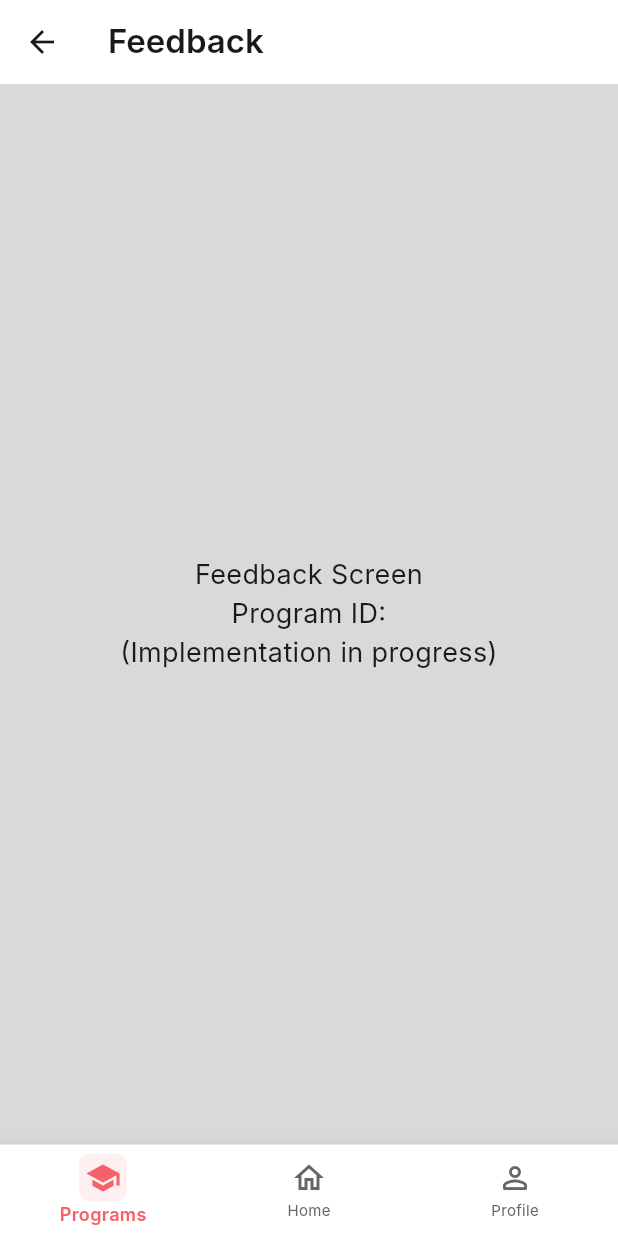
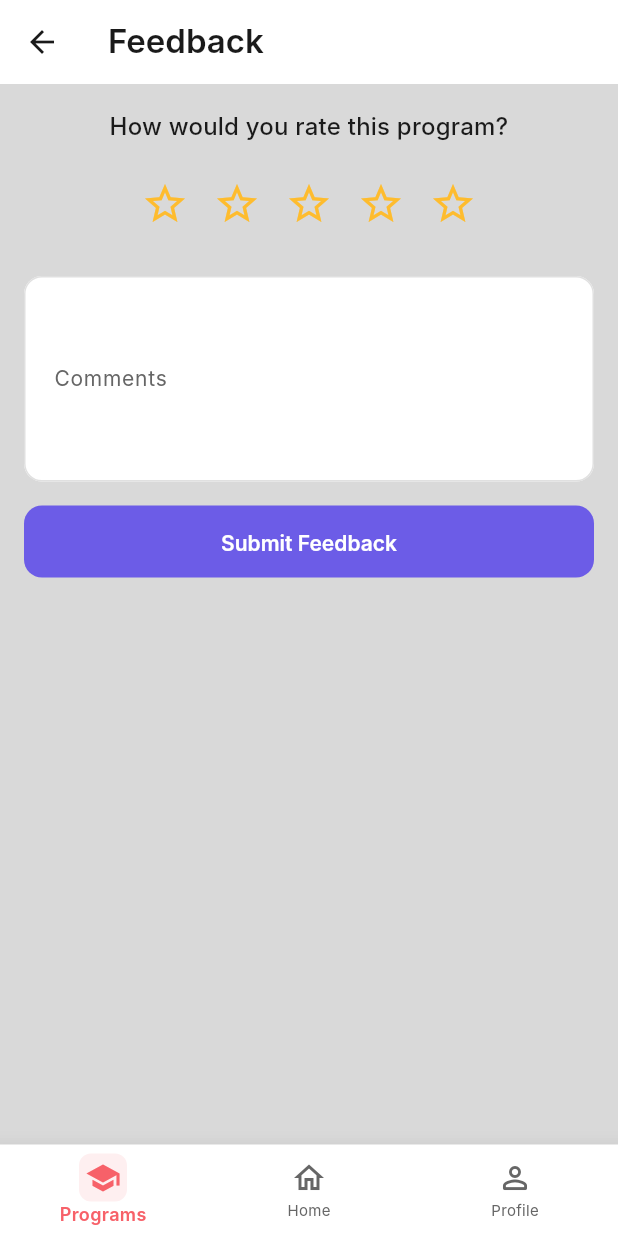
Before and after one commit to Group-49-MAD-0610/Excelerate_Hub, a Flutter app: the FeedbackScreen screen opened by its route, on a phone screen of 412 x 824 dp. Run offline on Flutter 3.47's test engine with Material 3 defaults, Android fonts, the phone set to English and light mode, and no system bars; our stand-ins replace shared_preferences; accounts and stored records are empty; Roboto replaces fonts that are missing (Inter).

Commit message:
feat(feedback): implement functional feedback form UI

```diff
--- a/lib/main.dart
+++ b/lib/main.dart
@@ -1,3 +1,4 @@
+import 'package:excelerate/controllers/feedback_controller.dart';
 import 'package:excelerate/controllers/home_controller.dart';
 import 'package:flutter/material.dart';
 import 'package:provider/provider.dart';
@@ -28,6 +29,7 @@ class ExcelerateApp extends StatelessWidget {
   Widget build(BuildContext context) {
     return MultiProvider(
       providers: [
+        ChangeNotifierProvider(create: (_) => FeedbackController()),
         ChangeNotifierProvider(create: (_) => HomeController()),
         ChangeNotifierProvider(
           create: (_) => AuthController(
--- a/lib/views/screens/feedback/feedback_screen.dart
+++ b/lib/views/screens/feedback/feedback_screen.dart
@@ -1,45 +1,176 @@
+import 'package:excelerate/core/constants/theme_constants.dart';
+import 'package:excelerate/controllers/feedback_controller.dart';
+import 'package:excelerate/views/widgets/common/custom_button.dart';
+import 'package:excelerate/views/widgets/common/custom_text_field.dart';
 import 'package:flutter/material.dart';
-import '../../../core/constants/theme_constants.dart';
+import 'package:provider/provider.dart';
 import '../../../core/routes/app_routes.dart';
 import '../../widgets/common/app_bottom_navigation.dart';
 
-/// Feedback screen for program feedback and reviews
-///
-/// This screen allows users to provide feedback and reviews for programs
-/// while maintaining consistent navigation across the application.
-class FeedbackScreen extends StatelessWidget {
+/// Screen for users to submit feedback (rating and comments) for a program.
+class FeedbackScreen extends StatefulWidget {
+  /// The ID of the program this feedback is for. Needs to be passed in.
   final String programId;
 
   const FeedbackScreen({super.key, required this.programId});
 
+  static const String routeName = '/feedback'; // Route name from AppRoutes
+
+  @override
+  State<FeedbackScreen> createState() => _FeedbackScreenState();
+}
+
+class _FeedbackScreenState extends State<FeedbackScreen> {
+  // Need a form key for validation.
+  final _formKey = GlobalKey<FormState>();
+
+  @override
+  void initState() {
+    super.initState();
+    // Need to initialize the controller after the first frame.
+    WidgetsBinding.instance.addPostFrameCallback((_) {
+      // Pass the programId to the controller so it knows what we're reviewing.
+      Provider.of<FeedbackController>(
+        context,
+        listen: false,
+      ).initialize(widget.programId);
+    });
+  }
+
   @override
   Widget build(BuildContext context) {
+    // Using Consumer so the UI updates when controller state changes (like errors or loading).
+    return Consumer<FeedbackController>(
+      builder: (context, controller, child) {
         return Scaffold(
+          // Use the existing AppBar setup.
           backgroundColor: ThemeConstants.appBackgroundColor,
           appBar: AppBar(
             title: const Text('Feedback'),
             backgroundColor: ThemeConstants.surfaceColor,
             foregroundColor: ThemeConstants.onSurfaceColor,
           ),
-      body: Center(
+          // Main form content.
+          body: SingleChildScrollView(
+            padding: const EdgeInsets.all(ThemeConstants.spacing16),
+            child: Form(
+              key: _formKey,
+              child: Column(
+                crossAxisAlignment: CrossAxisAlignment.stretch,
+                children: [
+                  Text(
+                    'How would you rate this program?',
+                    style: Theme.of(context).textTheme.titleMedium,
+                    textAlign: TextAlign.center,
+                  ),
+                  const SizedBox(height: ThemeConstants.spacing16),
+
+                  // The star rating input.
+                  _buildStarRating(controller),
+                  const SizedBox(height: ThemeConstants.spacing24),
+
+                  // The comment text field.
+                  CustomTextField(
+                    controller: controller.commentController,
+                    label: 'Comments',
+                    hint: 'Share your thoughts on the program...',
+                    maxLines: 5,
+                    keyboardType: TextInputType.multiline,
+                  ),
+                  const SizedBox(height: ThemeConstants.spacing16),
+
+                  // Show validation errors here if the controller has one.
+                  if (controller.error != null && !controller.isLoading)
+                    Padding(
+                      padding: const EdgeInsets.only(
+                        bottom: ThemeConstants.spacing8,
+                      ),
                       child: Text(
-          'Feedback Screen\nProgram ID: $programId\n(Implementation in progress)',
+                        controller.error!,
+                        style: TextStyle(
+                          color: Theme.of(context).colorScheme.error,
+                        ),
                         textAlign: TextAlign.center,
-          style: const TextStyle(fontSize: 18),
                       ),
                     ),
+
+                  // The submit button.
+                  CustomButton(
+                    text: 'Submit Feedback',
+                    isLoading: controller
+                        .isLoading, // Show spinner on button if loading.
+                    onPressed: () => _handleSubmit(context, controller),
+                    isFullWidth: true,
+                  ),
+                  const SizedBox(height: ThemeConstants.spacing24),
+                ],
+              ),
+            ),
+          ),
+          // Use the existing bottom navigation setup.
           bottomNavigationBar: AppBottomNavigation(
-        currentIndex: 0, // Programs tab (since this is program-related)
+            currentIndex: 0, // Keep Programs highlighted as this is related.
             onTap: (index) => _handleBottomNavigation(context, index),
           ),
         );
+      },
+    );
   }
 
-  /// Handles bottom navigation tap events
+  /// Builds the row of 5 stars for rating input.
+  Widget _buildStarRating(FeedbackController controller) {
+    return Row(
+      mainAxisAlignment: MainAxisAlignment.center,
+      children: List.generate(5, (index) {
+        final ratingValue = index + 1;
+        return IconButton(
+          icon: Icon(
+            // Show filled star if rating is >= current index, otherwise border.
+            controller.currentRating >= ratingValue
+                ? Icons.star
+                : Icons.star_border,
+            color: ThemeConstants.tertiaryColor,
+            size: ThemeConstants.iconSizeXLarge,
+          ),
+          // Tell the controller when the rating changes.
+          onPressed: () => controller.updateRating(ratingValue),
+        );
+      }),
+    );
+  }
+
+  /// What happens when the submit button is pressed.
+  Future<void> _handleSubmit(
+    BuildContext context,
+    FeedbackController controller,
+  ) async {
+    // Close the keyboard first.
+    FocusScope.of(context).unfocus();
+
+    // Ask the controller to handle the submission logic.
+    final success = await controller.submitFeedback();
+
+    // Make sure the screen is still visible before showing messages/navigating.
+    if (success && mounted) {
+      // Show a success popup message.
+      ScaffoldMessenger.of(context).showSnackBar(
+        const SnackBar(
+          content: Text('Feedback submitted successfully!'),
+          backgroundColor: ThemeConstants.successColor,
+        ),
+      );
+      // Go back after successful submission.
+      Navigator.pop(context);
+    }
+    // If it fails, the controller should have set an error message that the UI will show.
+  }
+
+  /// Handles taps on the bottom navigation bar.
   void _handleBottomNavigation(BuildContext context, int index) {
+    // Use the AppRoutes helpers for navigation consistency.
     switch (index) {
       case 0: // Programs
-        AppRoutes.toPrograms(context);
+        // Maybe do nothing since we're already in a program-related screen?
         break;
       case 1: // Home
         AppRoutes.toHome(context);
```
Also changed, not shown: lib/controllers/feedback_controller.dart (added, +123 -0 lines). Lines whose indentation alone changed are shown as unchanged.
